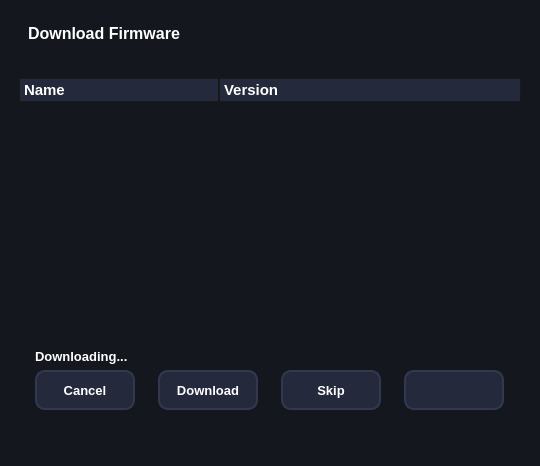
Before: the Qt Designer form UI/_dm.ui in i0nsec/iFirmware-Toolkit, drawn with Qt 5.
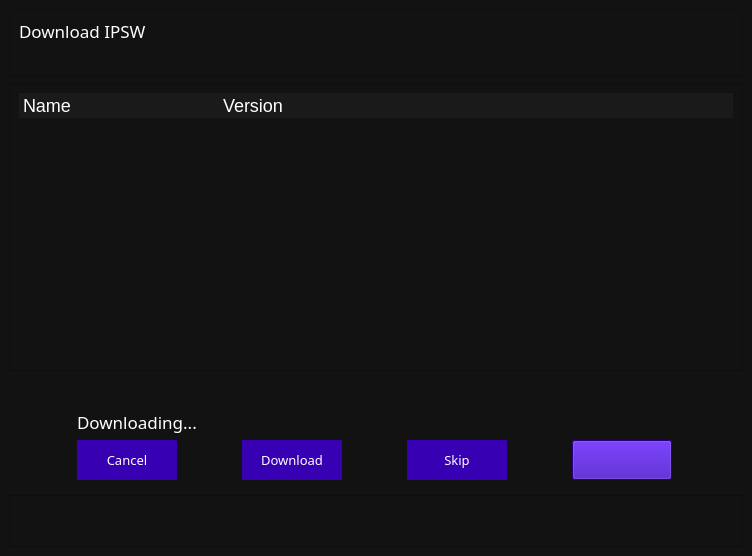
After: the same form once the commit is applied. Icons and pictures are not drawn.

Patch:
```diff
--- a/UI/_dm.ui
+++ b/UI/_dm.ui
@@ -6,8 +6,8 @@
    <rect>
     <x>0</x>
     <y>0</y>
-    <width>540</width>
-    <height>466</height>
+    <width>752</width>
+    <height>556</height>
    </rect>
   </property>
   <property name="minimumSize">
@@ -20,8 +20,8 @@
    <string>MainWindow</string>
   </property>
   <property name="styleSheet">
-   <string notr="true">* { 
-	background-color: #15171E;
+   <string notr="true">* {
+	background-color: rgb(18, 18, 18);
 }
 
 QScrollBar:vertical {
@@ -42,44 +42,196 @@
 }</string>
   </property>
   <widget class="QWidget" name="centralwidget">
-   <layout class="QGridLayout" name="gridLayout_2">
-    <item row="7" column="0">
-     <widget class="QProgressBar" name="pbar">
-      <property name="font">
-       <font>
-        <pointsize>10</pointsize>
-       </font>
+   <layout class="QGridLayout" name="gridLayout_4">
+    <item row="0" column="0">
+     <widget class="QFrame" name="frame_2">
+      <property name="frameShape">
+       <enum>QFrame::StyledPanel</enum>
       </property>
-      <property name="styleSheet">
-       <string notr="true">QProgressBar {
-	min-height: 12px;
-	max-height: 12px;
-	border-radius: 6px;
-	margin: 10px;
+      <property name="frameShadow">
+       <enum>QFrame::Raised</enum>
+      </property>
+      <layout class="QGridLayout" name="gridLayout_2">
+       <item row="0" column="0">
+        <widget class="QLabel" name="label">
+         <property name="font">
+          <font>
+           <family>Segoe UI Semibold</family>
+           <pointsize>13</pointsize>
+           <bold>false</bold>
+          </font>
+         </property>
+         <property name="styleSheet">
+          <string notr="true">color: rgb(255, 255, 255);</string>
+         </property>
+         <property name="text">
+          <string>Download IPSW</string>
+         </property>
+        </widget>
+       </item>
+       <item row="1" column="0">
+        <widget class="QLabel" name="dest_label">
+         <property name="font">
+          <font>
+           <family>Segoe UI Semibold</family>
+           <pointsize>10</pointsize>
+          </font>
+         </property>
+         <property name="styleSheet">
+          <string notr="true">margin-left: 20px;
+color: rgb(255, 255, 255);</string>
+         </property>
+         <property name="text">
+          <string/>
+         </property>
+         <property name="wordWrap">
+          <bool>true</bool>
+         </property>
+        </widget>
+       </item>
+      </layout>
+     </widget>
+    </item>
+    <item row="1" column="0">
+     <widget class="QFrame" name="frame">
+      <property name="frameShape">
+       <enum>QFrame::StyledPanel</enum>
+      </property>
+      <property name="frameShadow">
+       <enum>QFrame::Raised</enum>
+      </property>
+      <layout class="QGridLayout" name="gridLayout_5">
+       <item row="0" column="0">
+        <widget class="QTreeWidget" name="pc_tree">
+         <property name="maximumSize">
+          <size>
+           <width>16777215</width>
+           <height>400</height>
+          </size>
+         </property>
+         <property name="font">
+          <font>
+           <family>Segoe UI Semibold</family>
+           <pointsize>12</pointsize>
+          </font>
+         </property>
+         <property name="cursor" stdset="0">
+          <cursorShape>PointingHandCursor</cursorShape>
+         </property>
+         <property name="styleSheet">
+          <string notr="true">* {
+	border: none;
+	color: rgb(255, 255, 255);
 }
 
-QProgressBar::chunk {
-	border-radius: 6px;
-	background-color: #24293B;
+QTableWidget {
+	border: none;
+	margin: 0;
+	color: #fff;
+}
+
+QTableView::item:active{
+    color: #fff;
+}
+
+QHeaderView::section {
+    background-color: #1a1a1a;
+    color: #fff;
+    padding-left: 4px;
+	border: none;
+	font-size: 18px;
+}
+
+QTableView QTableCornerButton::section {
+    background-color: #1a1a1a;
+}
+
+QTableWidget::item {
+	selection-background-color:  #1a1a1a;
+}
+
+QTableWidget::item:active {
+	color: #ffffff;
+}
+
+QTableWidget::item:active {
+	color:  #fff;
+}
+QScrollBar:vertical {
+    background: white;
+     width: 15px;
+ }
+
+QScrollBar::handle:vertical {
+    background:#1a1a1a;
+ }
+
+QScrollBar::handle:vertical::pressed {
+	background: #3700b3;
+}
+
+QScrollBar:horizontal {
+    background: white;
+    height: 15px;
+}
+
+QScrollBar::handle:horizontal {
+    background: #1a1a1a;
+}
+
+QScrollBar::handle:horizontal::pressed {
+	background: #3700b3;
+}
+
+QMenu {
+	border: 1px solid black;
+}
+QMenu::item {
+	background-color: transparent;
+}
+
+QMenu::item:selected {
+	background-color: #654321;
 }</string>
-      </property>
-      <property name="maximum">
-       <number>100</number>
-      </property>
-      <property name="value">
-       <number>0</number>
-      </property>
-      <property name="textVisible">
-       <bool>false</bool>
-      </property>
+         </property>
+         <property name="indentation">
+          <number>0</number>
+         </property>
+         <property name="uniformRowHeights">
+          <bool>false</bool>
+         </property>
+         <property name="allColumnsShowFocus">
+          <bool>true</bool>
+         </property>
+         <property name="wordWrap">
+          <bool>true</bool>
+         </property>
+         <property name="headerHidden">
+          <bool>false</bool>
+         </property>
+         <attribute name="headerMinimumSectionSize">
+          <number>200</number>
+         </attribute>
+         <column>
+          <property name="text">
+           <string>Name</string>
+          </property>
+         </column>
+         <column>
+          <property name="text">
+           <string>Version</string>
+          </property>
+         </column>
+        </widget>
+       </item>
+      </layout>
      </widget>
     </item>
-    <item row="6" column="0">
+    <item row="2" column="0">
      <widget class="QWidget" name="widget" native="true">
       <property name="font">
        <font>
         <pointsize>10</pointsize>
-        <weight>75</weight>
         <bold>true</bold>
        </font>
       </property>
@@ -87,82 +239,6 @@
        <string notr="true"/>
       </property>
       <layout class="QGridLayout" name="gridLayout">
-       <item row="1" column="0" colspan="3">
-        <widget class="QLabel" name="header">
-         <property name="minimumSize">
-          <size>
-           <width>300</width>
-           <height>0</height>
-          </size>
-         </property>
-         <property name="maximumSize">
-          <size>
-           <width>408</width>
-           <height>50</height>
-          </size>
-         </property>
-         <property name="font">
-          <font>
-           <pointsize>10</pointsize>
-           <weight>75</weight>
-           <bold>true</bold>
-          </font>
-         </property>
-         <property name="styleSheet">
-          <string notr="true">color: rgb(255, 255, 255);</string>
-         </property>
-         <property name="text">
-          <string>Downloading... </string>
-         </property>
-        </widget>
-       </item>
-       <item row="3" column="0">
-        <widget class="QPushButton" name="cancel_btn">
-         <property name="minimumSize">
-          <size>
-           <width>100</width>
-           <height>40</height>
-          </size>
-         </property>
-         <property name="maximumSize">
-          <size>
-           <width>100</width>
-           <height>16777215</height>
-          </size>
-         </property>
-         <property name="font">
-          <font>
-           <pointsize>10</pointsize>
-           <weight>75</weight>
-           <bold>true</bold>
-          </font>
-         </property>
-         <property name="cursor">
-          <cursorShape>PointingHandCursor</cursorShape>
-         </property>
-         <property name="styleSheet">
-          <string notr="true">QPushButton {
-        background-color: #24293B;
-        border: none;
-        color: #fff;
- 		border: 2px solid #313850;
-    	border-radius: 10px;
-    }
-
- QPushButton:hover {
-	background-color: #1E2230;
-}
-
-QToolTip { 
-	color: #fff; background-color: #000; border: none; 
-
-}</string>
-         </property>
-         <property name="text">
-          <string>Cancel</string>
-         </property>
-        </widget>
-       </item>
        <item row="3" column="1">
         <widget class="QPushButton" name="start">
          <property name="minimumSize">
@@ -179,9 +255,9 @@
          </property>
          <property name="font">
           <font>
+           <family>Segoe UI Semibold</family>
            <pointsize>10</pointsize>
-           <weight>75</weight>
-           <bold>true</bold>
+           <bold>false</bold>
           </font>
          </property>
          <property name="cursor">
@@ -189,15 +265,10 @@
          </property>
          <property name="styleSheet">
           <string notr="true">QPushButton {
-        background-color: #24293B;
-        border: none;
-        color: #fff;
- 		border: 2px solid #313850;
-    	border-radius: 10px;
-    }
-
- QPushButton:hover {
-	background-color: #1E2230;
+ 	background-color: #3700B3;
+ 	border: none;
+	color: #fff;
+	padding: 10px;
 }
 
 QToolTip { 
@@ -208,75 +279,9 @@
          <property name="text">
           <string>Download</string>
          </property>
-        </widget>
-       </item>
-       <item row="0" column="0" colspan="3">
-        <widget class="QLabel" name="top_header">
-         <property name="maximumSize">
-          <size>
-           <width>16777215</width>
-           <height>16777215</height>
-          </size>
-         </property>
-         <property name="font">
-          <font>
-           <pointsize>10</pointsize>
-           <weight>75</weight>
-           <bold>true</bold>
-          </font>
-         </property>
-         <property name="styleSheet">
-          <string notr="true">color: rgb(255, 255, 255);</string>
-         </property>
-         <property name="text">
-          <string/>
-         </property>
-        </widget>
-       </item>
-       <item row="3" column="2">
-        <widget class="QPushButton" name="skip">
-         <property name="minimumSize">
-          <size>
-           <width>100</width>
-           <height>40</height>
-          </size>
-         </property>
-         <property name="maximumSize">
-          <size>
-           <width>100</width>
-           <height>16777215</height>
-          </size>
-         </property>
-         <property name="font">
-          <font>
-           <pointsize>10</pointsize>
-           <weight>75</weight>
-           <bold>true</bold>
-          </font>
-         </property>
-         <property name="cursor">
-          <cursorShape>PointingHandCursor</cursorShape>
-         </property>
-         <property name="styleSheet">
-          <string notr="true">QPushButton {
-        background-color: #24293B;
-        border: none;
-        color: #fff;
- 		border: 2px solid #313850;
-    	border-radius: 10px;
-    }
-
- QPushButton:hover {
-	background-color: #1E2230;
-}
-
-QToolTip { 
-	color: #fff; background-color: #000; border: none; 
-
-}</string>
-         </property>
-         <property name="text">
-          <string>Skip</string>
+         <property name="icon">
+          <iconset>
+           <normaloff>icons/DM/download.png</normaloff>icons/DM/download.png</iconset>
          </property>
         </widget>
        </item>
@@ -296,9 +301,8 @@
          </property>
          <property name="font">
           <font>
+           <family>Segoe UI Semibold</family>
            <pointsize>10</pointsize>
-           <weight>75</weight>
-           <bold>true</bold>
           </font>
          </property>
          <property name="cursor">
@@ -310,26 +314,22 @@
 }
 
 QComboBox {
- 	border: 2px solid #313850;
-	border-radius: 10px;
-    background-color: #24293B;
+    background-color: #3700B3;
     padding: 1px 18px 1px 3px;
 }
 
 QComboBox:editable {
-        background-color: #24293B;
+        background-color: #3700B3;
 }
 
 QComboBox:!editable, QComboBox::drop-down:editable {
-    background-color: #24293B;
+    background-color: #3700B3;
 	color: #fff;
- 	border: 2px solid #313850;
-	border-radius: 10px;
 }
 
 /* QComboBox gets the &quot;on&quot; state when the popup is open */
 QComboBox:!editable:on, QComboBox::drop-down:editable:on {
-    background-color: #24293B;
+    background-color: #3700B3;
 }
 
 QComboBox:on { /* shift the text when the popup opens */
@@ -343,162 +343,206 @@
     width: 15px;
 
     border-left-width: 0px;
-    border-left-color: darkgray;
-    border-left-style: solid; /* just a single line */
     border-top-right-radius: 3px; /* same radius as the QComboBox */
     border-bottom-right-radius: 3px;
 }</string>
          </property>
         </widget>
        </item>
+       <item row="1" column="0" colspan="3">
+        <widget class="QLabel" name="header">
+         <property name="minimumSize">
+          <size>
+           <width>300</width>
+           <height>0</height>
+          </size>
+         </property>
+         <property name="maximumSize">
+          <size>
+           <width>408</width>
+           <height>50</height>
+          </size>
+         </property>
+         <property name="font">
+          <font>
+           <family>Segoe UI Semibold</family>
+           <pointsize>13</pointsize>
+           <bold>false</bold>
+          </font>
+         </property>
+         <property name="styleSheet">
+          <string notr="true">color: rgb(255, 255, 255);</string>
+         </property>
+         <property name="text">
+          <string>Downloading... </string>
+         </property>
+        </widget>
+       </item>
+       <item row="0" column="0" colspan="3">
+        <widget class="QLabel" name="top_header">
+         <property name="maximumSize">
+          <size>
+           <width>16777215</width>
+           <height>16777215</height>
+          </size>
+         </property>
+         <property name="font">
+          <font>
+           <pointsize>12</pointsize>
+           <bold>true</bold>
+          </font>
+         </property>
+         <property name="styleSheet">
+          <string notr="true">color: rgb(255, 255, 255);</string>
+         </property>
+         <property name="text">
+          <string/>
+         </property>
+        </widget>
+       </item>
+       <item row="3" column="2">
+        <widget class="QPushButton" name="skip">
+         <property name="minimumSize">
+          <size>
+           <width>100</width>
+           <height>40</height>
+          </size>
+         </property>
+         <property name="maximumSize">
+          <size>
+           <width>100</width>
+           <height>16777215</height>
+          </size>
+         </property>
+         <property name="font">
+          <font>
+           <family>Segoe UI Semibold</family>
+           <pointsize>10</pointsize>
+          </font>
+         </property>
+         <property name="cursor">
+          <cursorShape>PointingHandCursor</cursorShape>
+         </property>
+         <property name="styleSheet">
+          <string notr="true">QPushButton {
+ 	background-color: #3700B3;
+ 	border: none;
+	color: #fff;
+	padding: 10px;
+}
+
+QPushButton:hover {
+	background-color: #270080;
+}</string>
+         </property>
+         <property name="text">
+          <string>Skip</string>
+         </property>
+         <property name="icon">
+          <iconset>
+           <normaloff>icons/DM/right-arrow.png</normaloff>icons/DM/right-arrow.png</iconset>
+         </property>
+         <property name="iconSize">
+          <size>
+           <width>20</width>
+           <height>20</height>
+          </size>
+         </property>
+        </widget>
+       </item>
+       <item row="3" column="0">
+        <widget class="QPushButton" name="cancel_btn">
+         <property name="minimumSize">
+          <size>
+           <width>100</width>
+           <height>40</height>
+          </size>
+         </property>
+         <property name="maximumSize">
+          <size>
+           <width>100</width>
+           <height>16777215</height>
+          </size>
+         </property>
+         <property name="font">
+          <font>
+           <family>Segoe UI Semibold</family>
+           <pointsize>10</pointsize>
+          </font>
+         </property>
+         <property name="cursor">
+          <cursorShape>PointingHandCursor</cursorShape>
+         </property>
+         <property name="styleSheet">
+          <string notr="true">QPushButton {
+ 	background-color: #3700B3;
+ 	border: none;
+	color: #fff;
+	padding: 10px;
+}
+
+QPushButton:hover {
+	background-color: #270080;
+}</string>
+         </property>
+         <property name="text">
+          <string>Cancel</string>
+         </property>
+         <property name="icon">
+          <iconset>
+           <normaloff>icons/DM/cross.png</normaloff>icons/DM/cross.png</iconset>
+         </property>
+         <property name="iconSize">
+          <size>
+           <width>20</width>
+           <height>20</height>
+          </size>
+         </property>
+        </widget>
+       </item>
       </layout>
      </widget>
     </item>
     <item row="3" column="0">
-     <widget class="QTreeWidget" name="pc_tree">
-      <property name="maximumSize">
-       <size>
-        <width>16777215</width>
-        <height>400</height>
-       </size>
+     <widget class="QFrame" name="frame_3">
+      <property name="frameShape">
+       <enum>QFrame::StyledPanel</enum>
       </property>
-      <property name="font">
-       <font>
-        <pointsize>10</pointsize>
-        <weight>75</weight>
-        <bold>true</bold>
-       </font>
+      <property name="frameShadow">
+       <enum>QFrame::Raised</enum>
       </property>
-      <property name="cursor" stdset="0">
-       <cursorShape>PointingHandCursor</cursorShape>
-      </property>
-      <property name="styleSheet">
-       <string notr="true">* {
-    color: white;
+      <layout class="QGridLayout" name="gridLayout_3">
+       <item row="0" column="0">
+        <widget class="QProgressBar" name="pbar">
+         <property name="font">
+          <font>
+           <pointsize>10</pointsize>
+          </font>
+         </property>
+         <property name="styleSheet">
+          <string notr="true">QProgressBar {
+	min-height: 12px;
+	max-height: 12px;
+	border-radius: 6px;
+	margin: 10px;
 }
 
-QHeaderView::section {
-    background-color: #24293B;
-    padding-left: 4px;
-    border: 1px solid #191919;
-	font-size: 15px;
-	font-weight: bold;
-}
-
-QTreeView {
-	border: none;
-	padding: 10px;
-}
-
-QTreeView::item {
-	padding-top: 20px;
-	padding-bottom: 20px;
-	background-color: rgb(0, 30, 47);
-}
-
-QTreeView::item:hover {
-    background: #003451;
-}
-
-QTreeView::item:selected:active{
-    background: #003451;
-	color: #fff;
-}
-
-QScrollBar:vertical {
-    background: white;
-     width: 15px;
-}
-
- QScrollBar::handle:vertical {
-    background: #24293B;
-}
-
-QScrollBar:horizontal {
-    background: white;
-    height: 15px;
-}
-
-QScrollBar::handle:horizontal {
-    background: #24293B;
-}
-
-QMenu {
-	border: 1px solid black;
-}
-QMenu::item {
-	background-color: transparent;
-}
-
-QMenu::item:selected {
-	background-color: #654321;
+QProgressBar::chunk {
+	background-color: #3700B3;
 }</string>
-      </property>
-      <property name="uniformRowHeights">
-       <bool>false</bool>
-      </property>
-      <property name="allColumnsShowFocus">
-       <bool>true</bool>
-      </property>
-      <property name="wordWrap">
-       <bool>true</bool>
-      </property>
-      <property name="headerHidden">
-       <bool>false</bool>
-      </property>
-      <attribute name="headerMinimumSectionSize">
-       <number>200</number>
-      </attribute>
-      <column>
-       <property name="text">
-        <string>Name</string>
-       </property>
-      </column>
-      <column>
-       <property name="text">
-        <string>Version</string>
-       </property>
-      </column>
-     </widget>
-    </item>
-    <item row="0" column="0">
-     <widget class="QLabel" name="label">
-      <property name="font">
-       <font>
-        <pointsize>12</pointsize>
-        <weight>75</weight>
-        <bold>true</bold>
-       </font>
-      </property>
-      <property name="styleSheet">
-       <string notr="true">color: rgb(255, 255, 255);
-margin-top: 15px;
-margin-left: 15px;</string>
-      </property>
-      <property name="text">
-       <string>Download Firmware</string>
-      </property>
-     </widget>
-    </item>
-    <item row="1" column="0">
-     <widget class="QLabel" name="dest_label">
-      <property name="font">
-       <font>
-        <pointsize>8</pointsize>
-        <weight>75</weight>
-        <bold>true</bold>
-       </font>
-      </property>
-      <property name="styleSheet">
-       <string notr="true">margin-left: 20px;
-color: rgb(255, 255, 255);</string>
-      </property>
-      <property name="text">
-       <string/>
-      </property>
-      <property name="wordWrap">
-       <bool>true</bool>
-      </property>
+         </property>
+         <property name="maximum">
+          <number>100</number>
+         </property>
+         <property name="value">
+          <number>0</number>
+         </property>
+         <property name="textVisible">
+          <bool>false</bool>
+         </property>
+        </widget>
+       </item>
+      </layout>
      </widget>
     </item>
    </layout>
```
Left out of the diff: 5 changed lines with no effect on the pictures.
